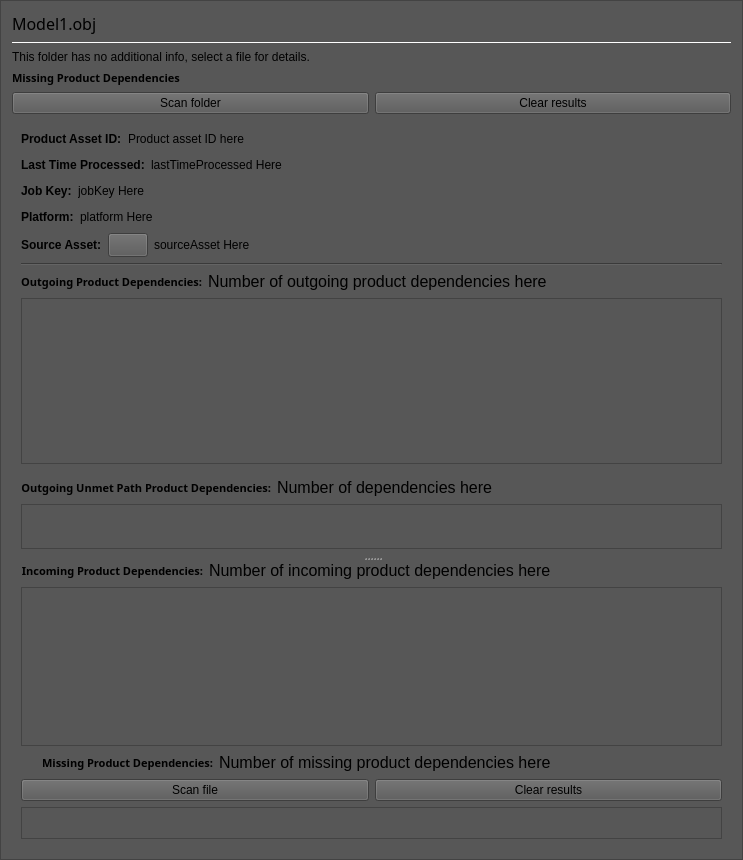
Qt form Code/Tools/AssetProcessor/native/ui/ProductAssetDetailsPanel.ui (o3de/o3de) before a commit.
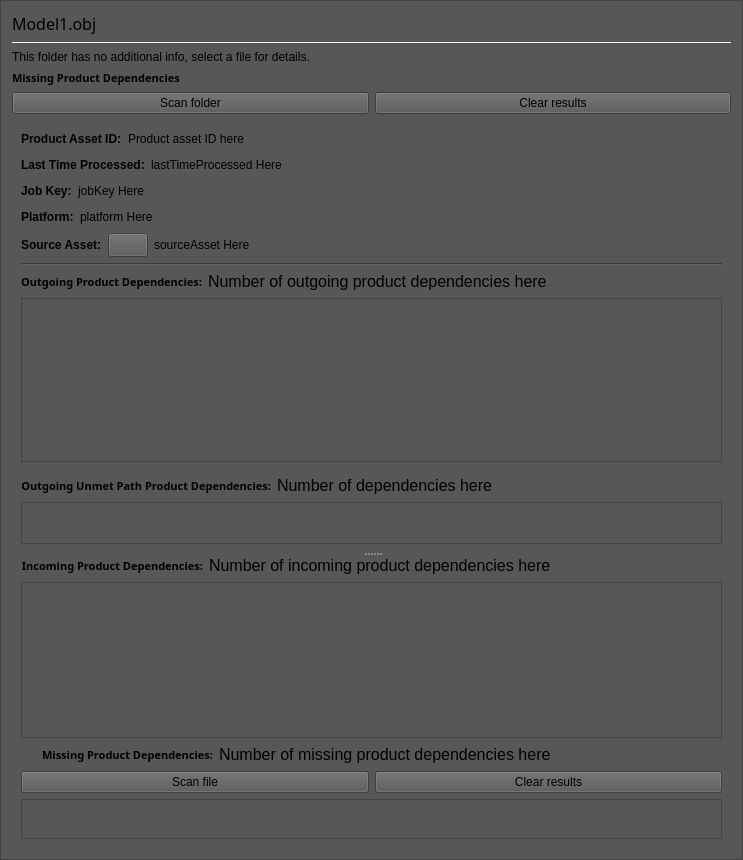
The same form after that commit. Icons and pictures are not drawn. Custom widgets are drawn as their Qt base class.

Commit message:
Constrain heights of outgoing-unmet & missing dependency list
Set the heights of outgoingUnmetPathProductDependenciesList and
MissingProductDependenciesTable to a single row height times the
minimum of the number of rows and 4.

The edit to the form file:
```diff
--- a/Code/Tools/AssetProcessor/native/ui/ProductAssetDetailsPanel.ui
+++ b/Code/Tools/AssetProcessor/native/ui/ProductAssetDetailsPanel.ui
@@ -966,14 +966,20 @@
             <height>32</height>
            </size>
           </property>
+          <property name="maximumSize">
+           <size>
+            <width>16777215</width>
+            <height>128</height>
+           </size>
+          </property>
           <property name="verticalScrollBarPolicy">
-           <enum>Qt::ScrollBarAlwaysOff</enum>
+           <enum>Qt::ScrollBarAsNeeded</enum>
           </property>
           <property name="horizontalScrollBarPolicy">
            <enum>Qt::ScrollBarAlwaysOff</enum>
           </property>
           <property name="sizeAdjustPolicy">
-           <enum>QAbstractScrollArea::AdjustToContents</enum>
+           <enum>QAbstractScrollArea::AdjustIgnored</enum>
           </property>
           <property name="editTriggers">
            <set>QAbstractItemView::NoEditTriggers</set>
```
The commit also changes 1 other file.
